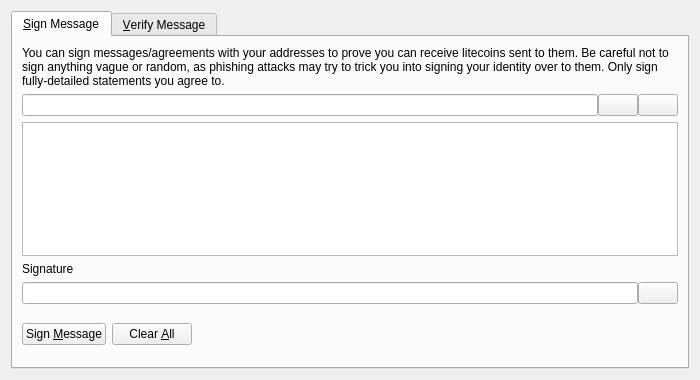
Old version of the form src/qt/forms/signverifymessagedialog.ui in the repository Kipcoin-Project/kipcoin.
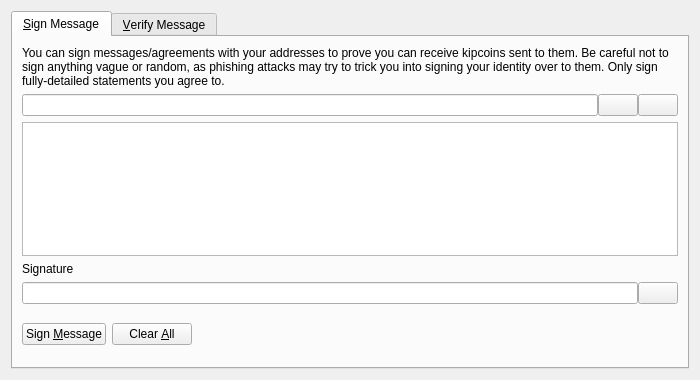
New version of the form. Icons and pictures are not drawn. Custom widgets are drawn as their Qt base class.

Commit message: rebranding Kipcoin p2

The edit to the form file:
```diff
--- a/src/qt/forms/signverifymessagedialog.ui
+++ b/src/qt/forms/signverifymessagedialog.ui
@@ -30,7 +30,7 @@
        <item>
         <widget class="QLabel" name="infoLabel_SM">
          <property name="text">
-          <string>You can sign messages/agreements with your addresses to prove you can receive litecoins sent to them. Be careful not to sign anything vague or random, as phishing attacks may try to trick you into signing your identity over to them. Only sign fully-detailed statements you agree to.</string>
+          <string>You can sign messages/agreements with your addresses to prove you can receive kipcoins sent to them. Be careful not to sign anything vague or random, as phishing attacks may try to trick you into signing your identity over to them. Only sign fully-detailed statements you agree to.</string>
          </property>
          <property name="textFormat">
           <enum>Qt::PlainText</enum>
```
The commit also changes 198 other files.
